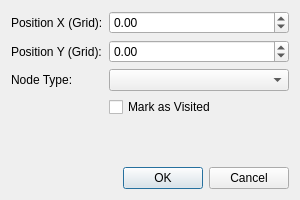
Old version of the form editnodedialog.ui in the repository jantakac/pmedian-expert-system-qt.
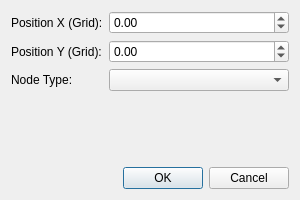
New version of the form.

Patch:
```diff
--- a/editnodedialog.ui
+++ b/editnodedialog.ui
@@ -60,13 +60,6 @@
      <item row="2" column="1">
       <widget class="QComboBox" name="comboType"/>
      </item>
-     <item row="3" column="1">
-      <widget class="QCheckBox" name="checkVisited">
-       <property name="text">
-        <string>Mark as Visited</string>
-       </property>
-      </widget>
-     </item>
     </layout>
    </item>
    <item>
```
Left out of the diff: 6 changed lines with no effect on the pictures.
